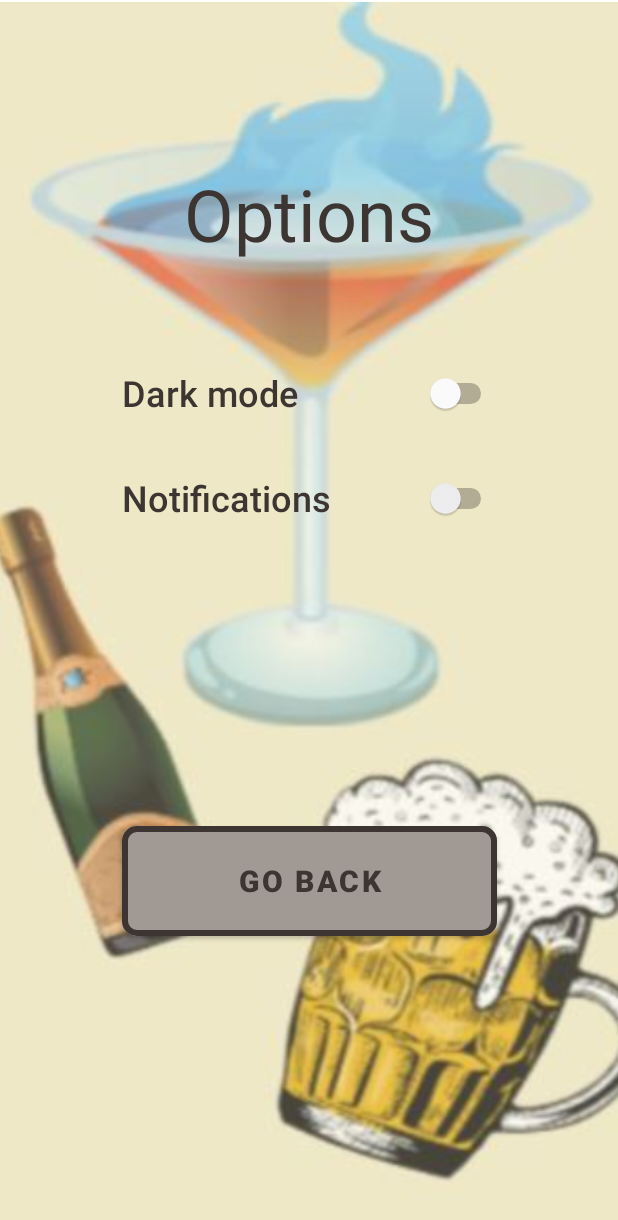
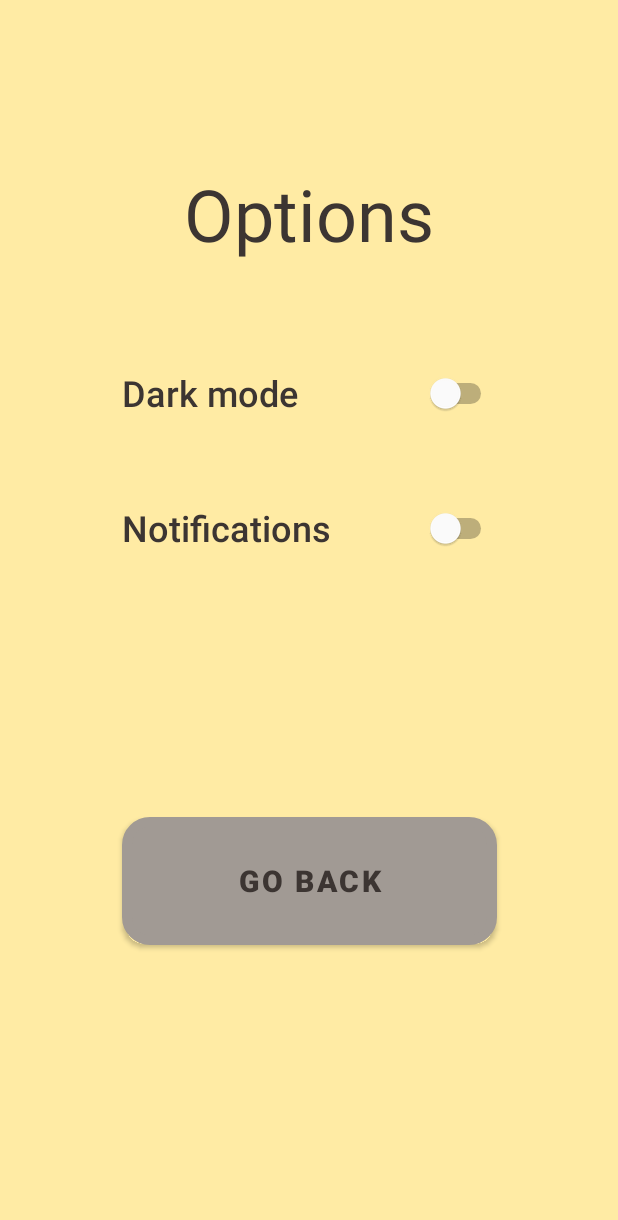
Before and after one commit to mjausmanis/DrinkOrDare, an Android app: the OptionsFragment screen opened through its navigation route, on a phone screen of 412 x 824 dp. Shown: the top 1220 px of the screen. Run offline under Robolectric (Android 15) with nearby library versions, the phone set to English and light mode, and no system bars; our stand-ins replace navigation-ui; Roboto replaces fonts that are not available here; 2 statements that could not run were skipped.

Commit message:
Colors For App
+ switch button

```diff
--- a/app/src/main/java/com/example/drinkordare/MainActivity.java
+++ b/app/src/main/java/com/example/drinkordare/MainActivity.java
@@ -1,6 +1,7 @@
 package com.example.drinkordare;
 
 import android.content.Context;
+import android.content.SharedPreferences;
 import android.media.MediaPlayer;
 import android.os.Bundle;
 
@@ -30,6 +31,9 @@ public class MainActivity extends AppCompatActivity {
 
     private AppBarConfiguration appBarConfiguration;
     private ActivityMainBinding binding;
+    //Switch darkModeSwitch;
+    //boolean nightMode;
+    //SharedPreferences.Editor editor;
 
     int currentPlayer = 0;
     ArrayList<Player> players = new ArrayList<Player>();
@@ -64,9 +68,20 @@ public class MainActivity extends AppCompatActivity {
         NavigationUI.setupActionBarWithNavController(this, navController, appBarConfiguration);
 
         AppCompatDelegate.setDefaultNightMode(AppCompatDelegate.MODE_NIGHT_NO);
+
+        /* darkModeSwitch = findViewById(R.id.darkModeSwitch);
+        sharedPreferences = getSharedPreferences(name: "MODE", Context.MODE_PRIVATE);
+        nightMode = sharedPreferences.getBoolean(s: "night", b: false);
+
+        if (nightMode){
+            darkModeSwitch.setChecked(true);
+        }
+        darkModeSwitch.setOnClickListener(new View.OnClickListener() {
+            @Override
+            public void onClick(View view) {
+    ) */
+
     }
-
-
 
     //Loads preset dares on app startup.
     private void copyAssetToInternalStorage(Context context, String assetName, String fileName) {
--- /dev/null
+++ b/app/src/main/res/drawable/rounded_corner.xml
@@ -0,0 +1,6 @@
+<?xml version="1.0" encoding="utf-8"?>
+<shape xmlns:android="http://schemas.android.com/apk/res/android">
+    <corners  android:radius="15dp"/>
+    <solid android:color="#A19A94"></solid>
+    <stroke android:width="10px" android:color="#3C3532"/>
+</shape>
--- a/app/src/main/res/layout/fragment_options.xml
+++ b/app/src/main/res/layout/fragment_options.xml
@@ -5,48 +5,35 @@
     android:id="@+id/frameLayout"
     android:layout_width="match_parent"
     android:layout_height="match_parent"
-    tools:context=".OptionsFragment">
+    android:theme="@style/Theme.DrinkOrDare"
+    tools:context=".OptionsFragment"
+    style="@style/BACKGROUND">
 
     <!-- TODO: Update blank fragment layout -->
 
-    <ImageView
-        android:id="@+id/imageView"
-        android:layout_width="460dp"
-        android:layout_height="972dp"
-        android:src="@drawable/background"
-        app:layout_constraintBottom_toBottomOf="parent"
-        app:layout_constraintEnd_toEndOf="parent"
-        app:layout_constraintHorizontal_bias="0.51"
-        app:layout_constraintStart_toStartOf="parent"
-        app:layout_constraintTop_toTopOf="parent"
-        app:layout_constraintVertical_bias="0.502" />
-
     <Button
+        style="@style/BUTTON"
+        android:background="@drawable/rounded_corner"
         android:id="@+id/goToMenu"
         android:layout_width="250dp"
         android:layout_height="85dp"
         android:layout_marginBottom="-350dp"
-        android:backgroundTint="#A19A94"
         android:fontFamily="sans-serif-black"
         android:text="Go Back"
-        android:textColor="#3C3532"
         android:textSize="20sp"
-        app:cornerRadius="10dp"
         app:layout_constraintBottom_toBottomOf="parent"
         app:layout_constraintEnd_toEndOf="parent"
         app:layout_constraintStart_toStartOf="parent"
-        app:layout_constraintTop_toTopOf="parent"
-        app:strokeColor="#3C3532"
-        app:strokeWidth="4dp" />
+        app:layout_constraintTop_toTopOf="parent" />
 
     <TextView
+        style="@style/TEXT"
         android:id="@+id/playersTitle"
         android:layout_width="wrap_content"
         android:layout_height="wrap_content"
         android:layout_marginTop="-540dp"
         android:fontFamily="@font/berkshire_swash"
         android:text="@string/options_label"
-        android:textColor="#3C3532"
         android:textSize="48sp"
         app:layout_constraintBottom_toBottomOf="parent"
         app:layout_constraintEnd_toEndOf="parent"
@@ -54,13 +41,13 @@
         app:layout_constraintTop_toTopOf="parent" />
 
     <Switch
+        style="@style/SWITCH"
         android:id="@+id/darkModeSwitch"
         android:layout_width="250dp"
         android:layout_height="85dp"
         android:layout_marginTop="-300dp"
         android:fontFamily="sans-serif-medium"
         android:text="@string/dark_mode"
-        android:textColor="#3C3532"
         android:textSize="24sp"
         android:thumbTint="#FFFFFF"
         app:layout_constraintBottom_toBottomOf="parent"
@@ -69,14 +56,15 @@
         app:layout_constraintTop_toTopOf="parent" />
 
     <Switch
+        style="@style/SWITCH"
         android:id="@+id/notificationSwitch"
         android:layout_width="250dp"
         android:layout_height="85dp"
-        android:layout_marginTop="-160dp"
+        android:layout_marginTop="-120dp"
         android:fontFamily="sans-serif-medium"
         android:text="@string/notifications"
-        android:textColor="#3C3532"
         android:textSize="24sp"
+        android:thumbTint="#FFFFFF"
         app:layout_constraintBottom_toBottomOf="parent"
         app:layout_constraintEnd_toEndOf="parent"
         app:layout_constraintStart_toStartOf="parent"
--- a/app/src/main/res/values-night/themes.xml
+++ b/app/src/main/res/values-night/themes.xml
@@ -2,15 +2,37 @@
     <!-- Base application theme. -->
     <style name="Theme.DrinkOrDare" parent="Theme.MaterialComponents.DayNight.DarkActionBar">
         <!-- Primary brand color. -->
-        <item name="colorPrimary">@color/purple_200</item>
+        <item name="colorPrimary">#504A42</item>
         <item name="colorPrimaryVariant">@color/purple_700</item>
         <item name="colorOnPrimary">@color/black</item>
         <!-- Secondary brand color. -->
-        <item name="colorSecondary">@color/teal_200</item>
+        <item name="colorSecondary">#FFEBA4</item>
         <item name="colorSecondaryVariant">@color/teal_200</item>
-        <item name="colorOnSecondary">@color/black</item>
+        <item name="colorOnSecondary">#3C3532</item>
         <!-- Status bar color. -->
         <item name="android:statusBarColor">?attr/colorPrimaryVariant</item>
         <!-- Customize your theme here. -->
     </style>
+
+    <!-- Dark Mode -->
+    <!-- Screen Background if Dark Mode on -->
+    <style name="BACKGROUND">
+        <item name="android:background">#292623</item>
+    </style>
+    <!-- Text Background if Dark Mode on -->
+    <style name="TEXT">
+        <item name="android:textColor">#FFEBA4</item>
+    </style>
+    <!-- Button Background if Dark Mode on -->
+    <style name="BUTTON">
+        <item name="android:background">#3C3532</item>
+        <item name="android:textColor">#FFEBA4</item>
+    </style>
+    <style name="SWITCH">
+        <item name="android:textColor">#FFEBA4</item>
+    </style>
+    <style name="CHECKBOX">
+        <item name="android:textColor">#FFEBA4</item>
+    </style>
+
 </resources>
--- a/app/src/main/res/values/themes.xml
+++ b/app/src/main/res/values/themes.xml
@@ -2,17 +2,41 @@
     <!-- Base application theme. -->
     <style name="Theme.DrinkOrDare" parent="Theme.MaterialComponents.DayNight.DarkActionBar">
         <!-- Primary brand color. -->
-        <item name="colorPrimary">@color/purple_500</item>
-        <item name="colorPrimaryVariant">@color/purple_700</item>
-        <item name="colorOnPrimary">@color/white</item>
-        <!-- Secondary brand color. -->
-        <item name="colorSecondary">@color/teal_200</item>
+        <item name="colorPrimary">#A19A94</item>
+       <item name="colorPrimaryVariant">@color/purple_700</item>
+       <item name="colorOnPrimary">@color/white</item>
+       <!-- Secondary brand color. -->
+        <item name="colorSecondary">#A19A94</item>
         <item name="colorSecondaryVariant">@color/teal_700</item>
-        <item name="colorOnSecondary">@color/black</item>
+        <item name="colorOnSecondary">#3C3532</item>
         <!-- Status bar color. -->
-        <item name="android:statusBarColor">?attr/colorPrimaryVariant</item>
+        <item name="android:statusBarColor">#8071A2</item>
         <!-- Customize your theme here. -->
     </style>
+
+    <!-- Light Mode -->
+    <!-- Screen Background if Light Mode on -->
+    <style name="BACKGROUND">
+        <item name="android:background">#FFEBA4</item>
+    </style>
+    <!-- Text Background if Light Mode on -->
+    <style name="TEXT">
+        <item name="android:textColor">#3C3532</item>
+    </style>
+    <!-- Button Background if Light Mode on -->
+    <style name="BUTTON">
+        <item name="android:background">#A19A94</item>
+        <item name="android:textColor">#3C3532</item>
+    </style>
+    <style name="SWITCH">
+        <item name="android:textColor">#3C3532</item>
+    </style>
+    <style name="CHECKBOX">
+        <item name="android:textColor">#3C3532</item>
+    </style>
+
+
+
 
     <style name="Theme.DrinkOrDare.NoActionBar">
         <item name="windowActionBar">false</item>
```
Also changed, not shown: app/src/main/java/com/example/drinkordare/OptionsFragment.java (+16 -0 lines), app/src/main/res/layout/fragment_custom_questions.xml (+7 -1 lines), app/src/main/res/layout/fragment_game_screen.xml (+11 -3 lines), app/src/main/res/layout/fragment_game_setup.xml (+11 -1 lines), app/src/main/res/layout/fragment_scoreboard.xml (+8 -1 lines), app/src/main/res/layout/main_menu_frag.xml (+25 -40 lines), app/src/main/res/layout/player_input_frag.xml (+11 -5 lines).
